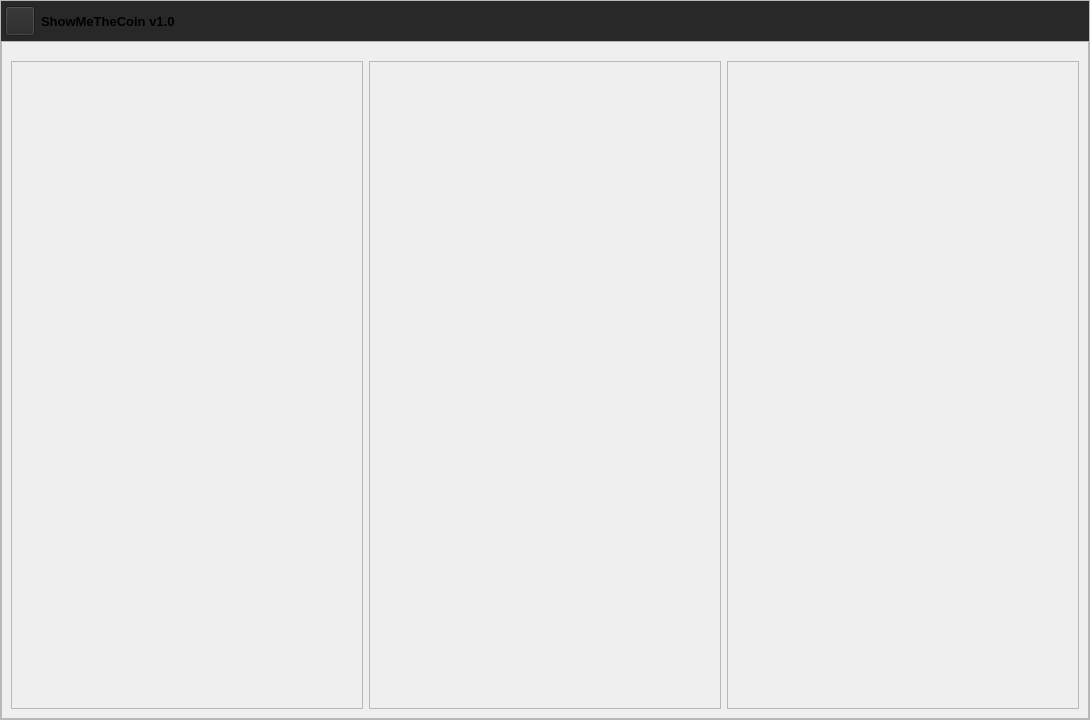
This is src/ui/ui_main.ui in showmethecoin/upbit-trader as Qt 5 draws it before an edit. The edited form follows.
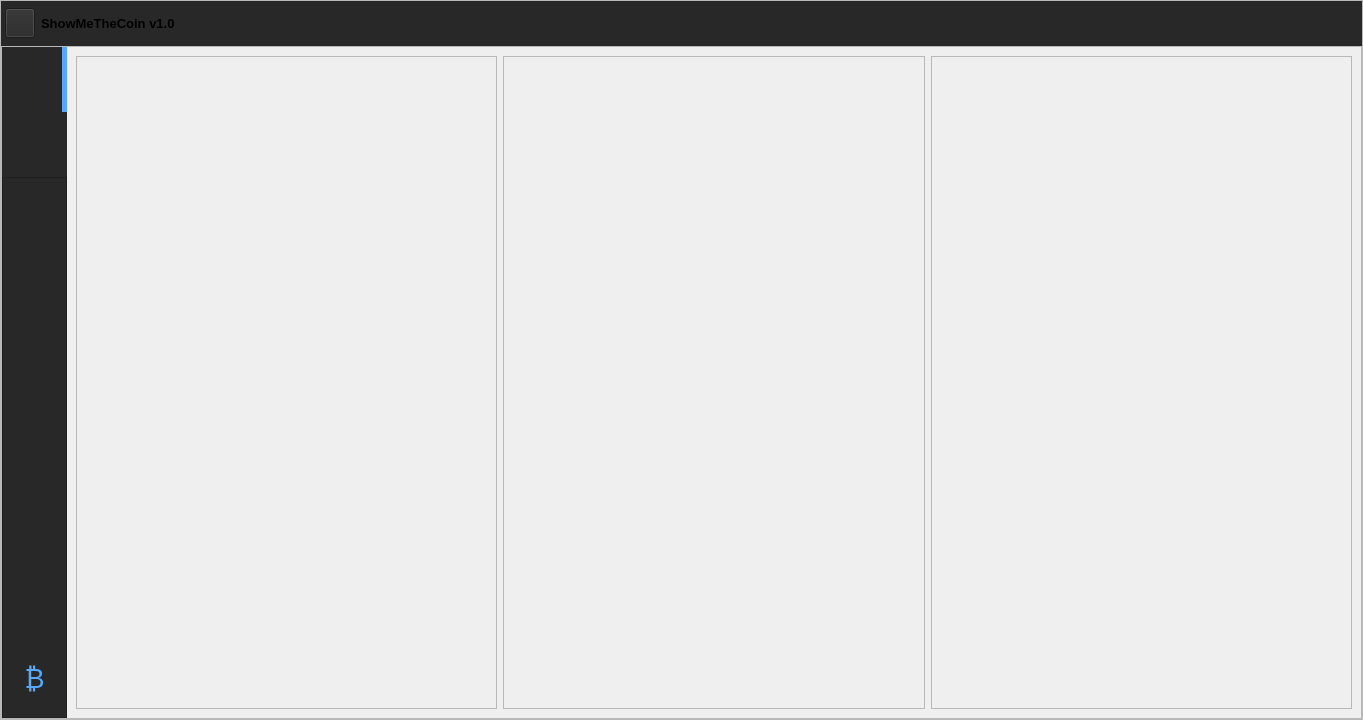
This is the edited form. Icons and pictures are not drawn.

Commit message:
fix : 메인 화면 통합
- stacked_widget 버튼 설정
- holding list widget 추가

Diff of the .ui file:
```diff
--- a/src/ui/ui_main.ui
+++ b/src/ui/ui_main.ui
@@ -6,7 +6,7 @@
    <rect>
     <x>0</x>
     <y>0</y>
-    <width>1090</width>
+    <width>1363</width>
     <height>720</height>
    </rect>
   </property>
@@ -1891,7 +1891,7 @@
          <property name="maximumSize">
           <size>
            <width>16777215</width>
-           <height>40</height>
+           <height>45</height>
           </size>
          </property>
          <property name="font">
@@ -2230,7 +2230,7 @@
            <number>0</number>
           </property>
           <property name="topMargin">
-           <number>10</number>
+           <number>0</number>
           </property>
           <property name="rightMargin">
            <number>0</number>
@@ -2238,6 +2238,189 @@
           <property name="bottomMargin">
            <number>0</number>
           </property>
+          <item>
+           <widget class="QFrame" name="frame_left_menu">
+            <property name="sizePolicy">
+             <sizepolicy hsizetype="Preferred" vsizetype="Preferred">
+              <horstretch>0</horstretch>
+              <verstretch>0</verstretch>
+             </sizepolicy>
+            </property>
+            <property name="minimumSize">
+             <size>
+              <width>65</width>
+              <height>0</height>
+             </size>
+            </property>
+            <property name="maximumSize">
+             <size>
+              <width>70</width>
+              <height>16777215</height>
+             </size>
+            </property>
+            <property name="layoutDirection">
+             <enum>Qt::LeftToRight</enum>
+            </property>
+            <property name="styleSheet">
+             <string notr="true">background-color: rgb(40, 40, 40);	</string>
+            </property>
+            <property name="frameShape">
+             <enum>QFrame::NoFrame</enum>
+            </property>
+            <property name="frameShadow">
+             <enum>QFrame::Raised</enum>
+            </property>
+            <layout class="QVBoxLayout" name="verticalLayout_2">
+             <property name="spacing">
+              <number>0</number>
+             </property>
+             <property name="leftMargin">
+              <number>0</number>
+             </property>
+             <property name="topMargin">
+              <number>0</number>
+             </property>
+             <property name="rightMargin">
+              <number>0</number>
+             </property>
+             <property name="bottomMargin">
+              <number>0</number>
+             </property>
+             <item>
+              <widget class="QPushButton" name="home_btn">
+               <property name="minimumSize">
+                <size>
+                 <width>65</width>
+                 <height>65</height>
+                </size>
+               </property>
+               <property name="maximumSize">
+                <size>
+                 <width>65</width>
+                 <height>65</height>
+                </size>
+               </property>
+               <property name="styleSheet">
+                <string notr="true">QPushButton {	
+	border: none;
+	border-right: 5px solid rgb(85, 170, 255);
+	background-color: rgb(40, 40, 40);	
+}
+QPushButton:hover {
+	background-color: rgb(33, 37, 43);
+}
+QPushButton:pressed {	
+	background-color: rgb(85, 170, 255);
+}</string>
+               </property>
+               <property name="text">
+                <string/>
+               </property>
+               <property name="icon">
+                <iconset>
+                 <normaloff>../asset/icons/24x24/cil-home.png</normaloff>../asset/icons/24x24/cil-home.png</iconset>
+               </property>
+              </widget>
+             </item>
+             <item>
+              <widget class="QPushButton" name="user_btn">
+               <property name="minimumSize">
+                <size>
+                 <width>65</width>
+                 <height>65</height>
+                </size>
+               </property>
+               <property name="maximumSize">
+                <size>
+                 <width>65</width>
+                 <height>65</height>
+                </size>
+               </property>
+               <property name="styleSheet">
+                <string notr="true">QPushButton {	
+	border: none;
+	background-color: rgb(40, 40, 40);	
+}
+QPushButton:hover {
+	background-color: rgb(33, 37, 43);
+}
+QPushButton:pressed {	
+	background-color: rgb(85, 170, 255);
+}</string>
+               </property>
+               <property name="text">
+                <string/>
+               </property>
+               <property name="icon">
+                <iconset>
+                 <normaloff>../asset/icons/24x24/cil-user.png</normaloff>../asset/icons/24x24/cil-user.png</iconset>
+               </property>
+               <property name="iconSize">
+                <size>
+                 <width>40</width>
+                 <height>40</height>
+                </size>
+               </property>
+              </widget>
+             </item>
+             <item>
+              <widget class="QFrame" name="frame">
+               <property name="layoutDirection">
+                <enum>Qt::LeftToRight</enum>
+               </property>
+               <property name="frameShape">
+                <enum>QFrame::StyledPanel</enum>
+               </property>
+               <property name="frameShadow">
+                <enum>QFrame::Raised</enum>
+               </property>
+               <layout class="QVBoxLayout" name="verticalLayout_3">
+                <item>
+                 <spacer name="verticalSpacer">
+                  <property name="orientation">
+                   <enum>Qt::Vertical</enum>
+                  </property>
+                  <property name="sizeHint" stdset="0">
+                   <size>
+                    <width>38</width>
+                    <height>455</height>
+                   </size>
+                  </property>
+                 </spacer>
+                </item>
+                <item>
+                 <widget class="QLabel" name="label">
+                  <property name="minimumSize">
+                   <size>
+                    <width>0</width>
+                    <height>60</height>
+                   </size>
+                  </property>
+                  <property name="font">
+                   <font>
+                    <pointsize>20</pointsize>
+                   </font>
+                  </property>
+                  <property name="styleSheet">
+                   <string notr="true">color : rgb(85, 170, 255);
+border: 0px solid rgb(85, 170, 255);
+background-position: center;
+background: transparent;</string>
+                  </property>
+                  <property name="text">
+                   <string>₿</string>
+                  </property>
+                  <property name="alignment">
+                   <set>Qt::AlignCenter</set>
+                  </property>
+                 </widget>
+                </item>
+               </layout>
+              </widget>
+             </item>
+            </layout>
+           </widget>
+          </item>
           <item>
            <widget class="QStackedWidget" name="qStackedWidget">
             <property name="font">
@@ -2270,7 +2453,7 @@
                 <property name="frameShadow">
                  <enum>QFrame::Raised</enum>
                 </property>
-                <layout class="QVBoxLayout" name="verticalLayout_7" stretch="1,1">
+                <layout class="QVBoxLayout" name="verticalLayout_7" stretch="0,0">
                  <property name="leftMargin">
                   <number>0</number>
                  </property>
@@ -2327,7 +2510,7 @@
                 <property name="frameShadow">
                  <enum>QFrame::Raised</enum>
                 </property>
-                <layout class="QVBoxLayout" name="verticalLayout_11" stretch="1,2">
+                <layout class="QVBoxLayout" name="verticalLayout_11" stretch="1,1">
                  <property name="spacing">
                   <number>0</number>
                  </property>
```
The commit also changes 6 other files.
